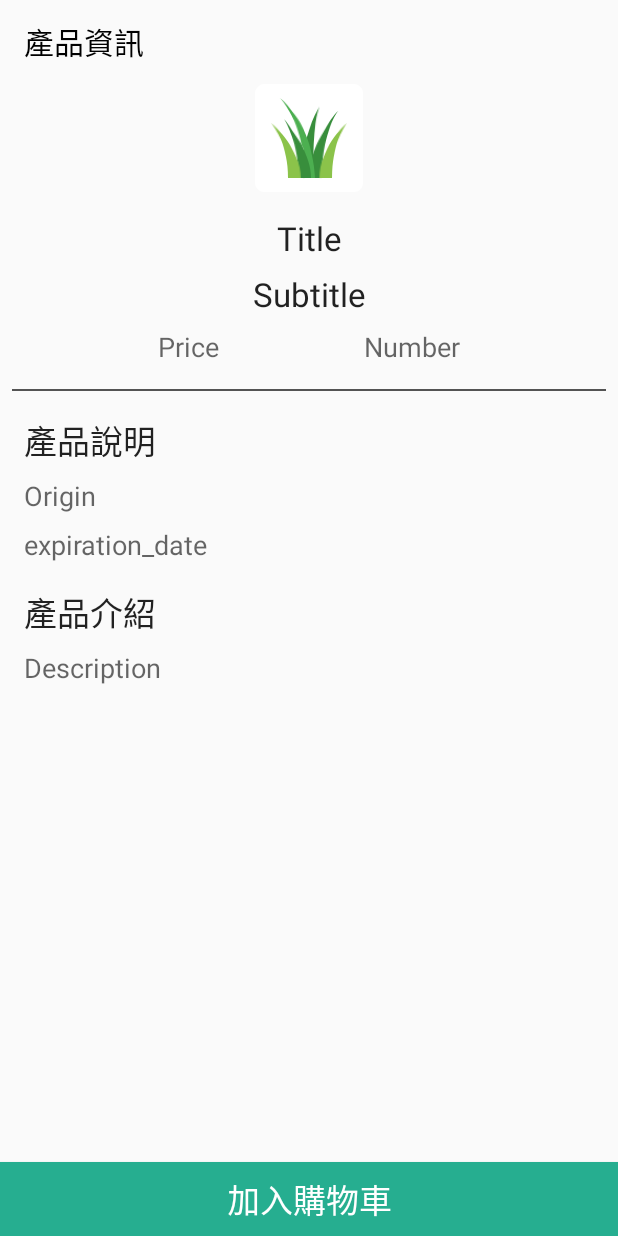
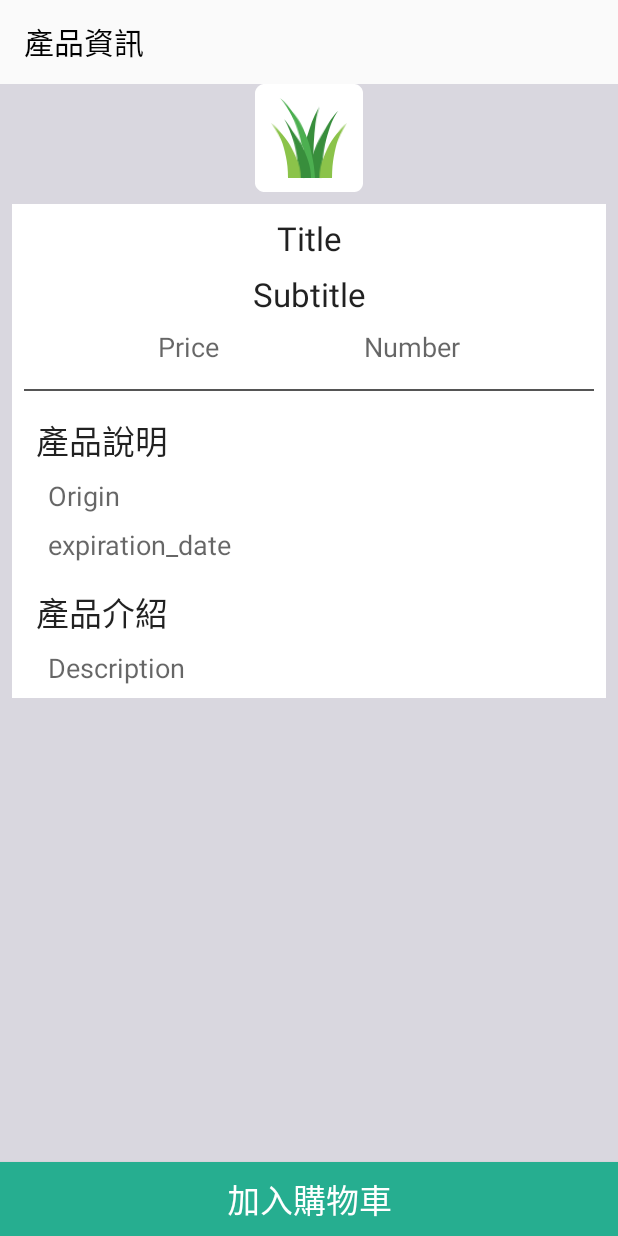
Before and after one commit to foolcodefun/FarmGo, an Android app: the ProductDetailActivity screen opened directly, with no data from a screen before it, on a phone screen of 412 x 824 dp. Run offline under Robolectric (Android 15) with nearby library versions, the phone set to English and light mode, and no system bars; 8 statements that could not run were skipped.

Commit message:
product detail layout

```diff
--- a/app/src/main/java/com/little/farmgo/Activity/ProductDetailActivity.java
+++ b/app/src/main/java/com/little/farmgo/Activity/ProductDetailActivity.java
@@ -18,6 +18,8 @@ import com.little.farmgo.Data.ShoppingCart.ShoppingListRepository;
 import com.little.farmgo.R;
 
 public class ProductDetailActivity extends AppCompatActivity {
+
+    //TODO改成fragmant比較好
 
     private static final String PRODUCT = "product";
     private static final int DEFAULT_NUM = 1;
--- a/app/src/main/res/layout/activity_member.xml
+++ b/app/src/main/res/layout/activity_member.xml
@@ -5,6 +5,7 @@
     xmlns:tools="http://schemas.android.com/tools"
     android:layout_width="match_parent"
     android:layout_height="match_parent"
-    tools:context="com.little.farmgo.Activity.MemberActivity">
+    tools:context="com.little.farmgo.Activity.MemberActivity"
+    android:background="@color/gray">
 
 </android.support.constraint.ConstraintLayout>
--- a/app/src/main/res/layout/activity_product_detail.xml
+++ b/app/src/main/res/layout/activity_product_detail.xml
@@ -1,22 +1,43 @@
 <?xml version="1.0" encoding="utf-8"?>
-<android.support.design.widget.CoordinatorLayout
+<android.support.constraint.ConstraintLayout
     xmlns:android="http://schemas.android.com/apk/res/android"
     xmlns:app="http://schemas.android.com/apk/res-auto"
     xmlns:tools="http://schemas.android.com/tools"
     android:layout_width="match_parent"
     android:layout_height="match_parent"
+    android:background="@color/gray"
     tools:context="com.little.farmgo.Activity.ProductDetailActivity">
 
     <android.support.v4.widget.NestedScrollView
         android:id="@+id/scroller"
-        android:layout_width="match_parent"
-        android:layout_height="wrap_content"
-        app:layout_behavior="@string/appbar_scrolling_view_behavior">
+        android:layout_width="0dp"
+        android:layout_height="0dp"
+        app:layout_behavior="@string/appbar_scrolling_view_behavior"
+        app:layout_constraintBottom_toTopOf="@+id/button5"
+        app:layout_constraintEnd_toEndOf="parent"
+        app:layout_constraintStart_toStartOf="parent"
+        app:layout_constraintTop_toTopOf="parent">
 
         <android.support.constraint.ConstraintLayout
             android:id="@+id/detail"
             android:layout_width="match_parent"
             android:layout_height="wrap_content">
+
+            <View
+                android:id="@+id/view2"
+                android:layout_width="0dp"
+                android:layout_height="0dp"
+                android:layout_marginBottom="8dp"
+                android:layout_marginEnd="8dp"
+                android:layout_marginStart="8dp"
+                android:layout_marginTop="8dp"
+                android:background="@color/white"
+                app:layout_constraintBottom_toBottomOf="parent"
+                app:layout_constraintEnd_toEndOf="parent"
+                app:layout_constraintHorizontal_bias="0.0"
+                app:layout_constraintStart_toStartOf="parent"
+                app:layout_constraintTop_toBottomOf="@+id/imageView"
+                app:layout_constraintVertical_bias="0.0"/>
 
             <ImageView
                 android:id="@+id/imageView"
@@ -52,7 +73,8 @@
                 android:textAppearance="@style/TextAppearance.AppCompat.Large"
                 app:layout_constraintEnd_toEndOf="@+id/title"
                 app:layout_constraintStart_toStartOf="@+id/title"
-                app:layout_constraintTop_toBottomOf="@+id/title"/>
+                app:layout_constraintTop_toBottomOf="@+id/title"
+                />
 
             <TextView
                 android:id="@+id/price"
@@ -65,15 +87,16 @@
                 app:layout_constraintEnd_toStartOf="@+id/number"
                 app:layout_constraintHorizontal_bias="0.5"
                 app:layout_constraintStart_toStartOf="parent"
-                app:layout_constraintTop_toBottomOf="@+id/subtitle"/>
+                app:layout_constraintTop_toBottomOf="@+id/subtitle"
+                />
 
             <TextView
                 android:id="@+id/description"
                 android:layout_width="0dp"
                 android:layout_height="wrap_content"
-                android:layout_marginBottom="?actionBarSize"
-                android:layout_marginEnd="16dp"
-                android:layout_marginStart="16dp"
+                android:layout_marginBottom="16dp"
+                android:layout_marginEnd="32dp"
+                android:layout_marginStart="32dp"
                 android:layout_marginTop="8dp"
                 android:text="Description"
                 android:textAppearance="@style/TextAppearance.AppCompat.Medium"
@@ -95,37 +118,37 @@
                 app:layout_constraintEnd_toEndOf="parent"
                 app:layout_constraintHorizontal_bias="0.5"
                 app:layout_constraintStart_toEndOf="@+id/price"
-                app:layout_constraintTop_toBottomOf="@+id/subtitle"/>
+                app:layout_constraintTop_toBottomOf="@+id/subtitle"
+                />
 
             <TextView
                 android:id="@+id/origin"
                 android:layout_width="wrap_content"
                 android:layout_height="wrap_content"
-                android:layout_marginStart="16dp"
+                android:layout_marginStart="8dp"
                 android:layout_marginTop="8dp"
                 android:text="Origin"
                 android:textAppearance="@style/TextAppearance.AppCompat.Medium"
-                app:layout_constraintStart_toStartOf="parent"
+                app:layout_constraintStart_toStartOf="@+id/textView2"
                 app:layout_constraintTop_toBottomOf="@+id/textView2"/>
 
             <TextView
                 android:id="@+id/expiration_date"
                 android:layout_width="0dp"
                 android:layout_height="wrap_content"
-                android:layout_marginEnd="16dp"
-                android:layout_marginStart="16dp"
+                android:layout_marginEnd="32dp"
                 android:layout_marginTop="8dp"
                 android:text="expiration_date"
                 android:textAppearance="@style/TextAppearance.AppCompat.Medium"
                 app:layout_constraintEnd_toEndOf="parent"
-                app:layout_constraintStart_toStartOf="parent"
+                app:layout_constraintStart_toStartOf="@+id/origin"
                 app:layout_constraintTop_toBottomOf="@+id/origin"/>
 
             <TextView
                 android:id="@+id/textView2"
                 android:layout_width="wrap_content"
                 android:layout_height="wrap_content"
-                android:layout_marginStart="16dp"
+                android:layout_marginStart="24dp"
                 android:layout_marginTop="16dp"
                 android:text="產品說明"
                 android:textAppearance="@style/TextAppearance.AppCompat.Large"
@@ -139,15 +162,15 @@
                 android:layout_marginTop="16dp"
                 android:text="產品介紹"
                 android:textAppearance="@style/TextAppearance.AppCompat.Large"
-                app:layout_constraintStart_toStartOf="@+id/expiration_date"
+                app:layout_constraintStart_toStartOf="@+id/textView2"
                 app:layout_constraintTop_toBottomOf="@+id/expiration_date"/>
 
             <View
                 android:id="@+id/view"
                 android:layout_width="0dp"
                 android:layout_height="1dp"
-                android:layout_marginEnd="8dp"
-                android:layout_marginStart="8dp"
+                android:layout_marginEnd="16dp"
+                android:layout_marginStart="16dp"
                 android:layout_marginTop="16dp"
                 android:background="#aa000000"
                 app:layout_constraintEnd_toEndOf="parent"
@@ -162,11 +185,13 @@
         android:id="@+id/button5"
         android:layout_width="match_parent"
         android:layout_height="wrap_content"
-        android:padding="8sp"
         android:background="@drawable/button_add_to_shopping_cart"
         android:onClick="addToShoppingList"
-        android:textColor="@android:color/white"
+        android:padding="8sp"
         android:text="@string/add_cart"
         android:textAppearance="@style/TextAppearance.AppCompat.Large"
-        android:layout_gravity="bottom"/>
-</android.support.design.widget.CoordinatorLayout>
+        android:textColor="@android:color/white"
+        app:layout_constraintBottom_toBottomOf="parent"
+        app:layout_constraintEnd_toEndOf="parent"
+        app:layout_constraintStart_toStartOf="parent"/>
+</android.support.constraint.ConstraintLayout>
--- a/app/src/main/res/values/colors.xml
+++ b/app/src/main/res/values/colors.xml
@@ -5,7 +5,7 @@
     <color name="colorAccent">#f745a4</color>
     <color name="launcherBackground">#737153</color>
      <color name="colorToolbar">#ededed</color>
-    <color name="colorNotification">#024F27</color>
+    <color name="colorNotification">#288c46</color>
     <color name="sign_in_btn">#288018</color>
     <color name="lightCyan">#0D86DA</color>
     <color name="white">#FFFFFF</color>
```
